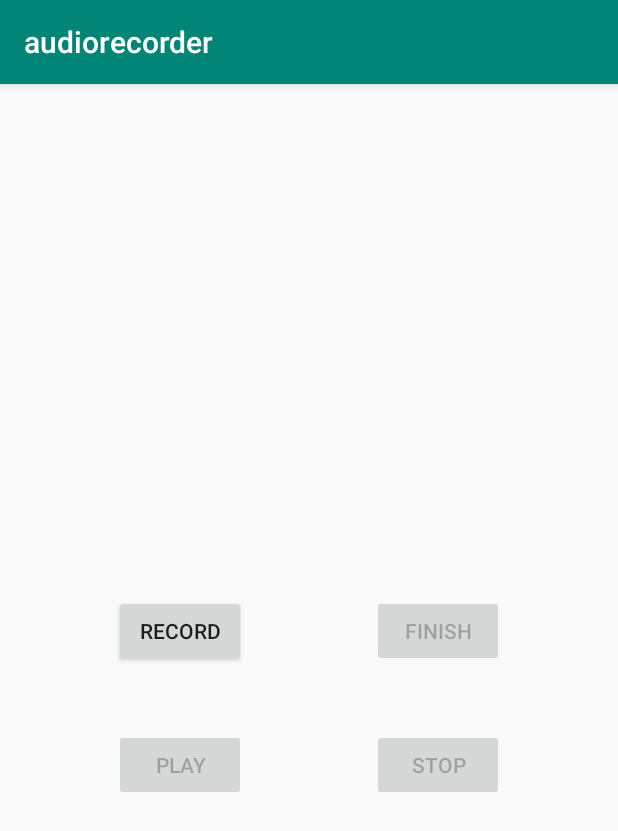
After one commit to YoTNT/Audio-Recorder, an Android app: the RecordingActivity screen opened directly, with no data from a screen before it, on a phone screen of 412 x 824 dp. The commit adds this screen. Shown: the top 831 px of the screen. Run offline under Robolectric (Android 15) with nearby library versions, the phone set to English and light mode, and no system bars; libraries missing offline, so code that uses them is left out: com.parse.

Commit message:
Add existing file

```diff
--- a/app/src/main/java/com/codepath/audiorecorder/LoginActivity.java
+++ b/app/src/main/java/com/codepath/audiorecorder/LoginActivity.java
@@ -75,7 +75,7 @@ public class LoginActivity extends AppCompatActivity {
 
     private void goMainActivity(){
         Log.d(TAG, "Navigating to goMainActivity!");
-        Intent i = new Intent(this, MainActivity.class);
+        Intent i = new Intent(this, RecordingActivity.class);
         startActivity(i);
         finish();
     }
--- a/app/src/main/java/com/codepath/audiorecorder/ParseApplication.java
+++ b/app/src/main/java/com/codepath/audiorecorder/ParseApplication.java
@@ -3,12 +3,15 @@ package com.codepath.audiorecorder;
 import android.app.Application;
 
 import com.parse.Parse;
+import com.parse.ParseObject;
 
 public class ParseApplication extends Application {
 
     @Override
     public void onCreate() {
         super.onCreate();
+
+        ParseObject.registerSubclass(Post.class);
         // set applicationId, and server server based on the values in the Heroku settings.
         // clientKey is not needed unless explicitly configured
         // any network interceptors must be added with the Configuration Builder given this syntax
--- /dev/null
+++ b/app/src/main/java/com/codepath/audiorecorder/RecordingActivity.java
@@ -0,0 +1,244 @@
+package com.codepath.audiorecorder;
+
+import android.content.pm.PackageManager;
+import android.media.MediaMetadataRetriever;
+import android.media.MediaPlayer;
+import android.media.MediaRecorder;
+import android.os.Environment;
+import android.provider.MediaStore;
+import android.support.v4.app.ActivityCompat;
+import android.support.v4.content.ContextCompat;
+import android.support.v7.app.AppCompatActivity;
+import android.os.Bundle;
+import android.util.Log;
+import android.view.View;
+import android.widget.Button;
+import android.widget.Toast;
+
+import com.parse.ParseException;
+import com.parse.ParseFile;
+import com.parse.ParseUser;
+import com.parse.SaveCallback;
+
+import java.io.File;
+import java.io.IOException;
+
+import static android.Manifest.permission.RECORD_AUDIO;
+import static android.Manifest.permission.WRITE_EXTERNAL_STORAGE;
+
+public class RecordingActivity extends AppCompatActivity {
+
+    private Button btnRecord;
+    private Button btnFinish;
+    private Button btnPlay;
+    private Button btnStop;
+    private Button btnUpload;
+    private Button btnDelete;
+
+    String AudioFilename = null;
+    MediaRecorder mediaRecorder;
+    MediaPlayer mediaPlayer;
+    private static final int RequestPermissionCode = 1;
+
+    private static final String TAG = "Hello";
+
+    @Override
+    protected void onCreate(Bundle savedInstanceState) {
+        super.onCreate(savedInstanceState);
+        setContentView(R.layout.activity_recording);
+
+        btnRecord=findViewById(R.id.btnRecord);
+        btnFinish=findViewById(R.id.btnFinish);
+        btnPlay=findViewById(R.id.btnPlay);
+        btnStop=findViewById(R.id.btnStop);
+        btnUpload=findViewById(R.id.btnUpload);
+        btnDelete=findViewById(R.id.btnDelete);
+
+        btnFinish.setEnabled(false);
+        btnPlay.setEnabled(false);
+        btnStop.setEnabled(false);
+        btnUpload.setEnabled(false);
+        btnDelete.setEnabled(false);
+
+        btnRecord.setOnClickListener(new View.OnClickListener() {
+            @Override
+            public void onClick(View v) {
+                if(checkPermission()){
+                    AudioFilename = Environment.getExternalStorageDirectory().getAbsolutePath() + "/"
+                            + "AudioRecording.3gp";
+                    SetUpMediaRecorder();
+                    try {
+                        mediaRecorder.prepare();
+                        mediaRecorder.start();
+                    } catch (IllegalStateException e) {
+                        // TODO Auto-generated catch block
+                        e.printStackTrace();
+                    } catch (IOException e) {
+                        // TODO Auto-generated catch block
+                        e.printStackTrace();
+                    }
+
+                    btnRecord.setEnabled(false);
+                    btnFinish.setEnabled(true);
+
+                    Toast.makeText(RecordingActivity.this, "Recording ...",
+                            Toast.LENGTH_LONG).show();
+                } else {
+                    requestPermission();
+                }
+            }
+        });
+
+        btnFinish.setOnClickListener(new View.OnClickListener() {
+            @Override
+            public void onClick(View v) {
+                mediaRecorder.stop();
+                btnRecord.setEnabled(true);
+                btnFinish.setEnabled(false);
+                btnPlay.setEnabled(true);
+                btnUpload.setEnabled(true);
+                btnDelete.setEnabled(true);
+
+                Toast.makeText(RecordingActivity.this,"Record Completed", Toast.LENGTH_SHORT).show();
+
+                SetUpMediaRecorder();
+            }
+        });
+
+        btnPlay.setOnClickListener(new View.OnClickListener() {
+            @Override
+            public void onClick(View v) {
+                btnRecord.setEnabled(false);
+                btnPlay.setEnabled(false);
+                btnStop.setEnabled(true);
+                btnUpload.setEnabled(false);
+                btnDelete.setEnabled(false);
+
+                mediaPlayer=new MediaPlayer();
+                try {
+                    mediaPlayer.setDataSource(AudioFilename);
+                    mediaPlayer.prepare();
+                } catch (IOException e) {
+                    e.printStackTrace();
+                }
+
+                mediaPlayer.start();
+                Toast.makeText(RecordingActivity.this, "Audio Playing",
+                        Toast.LENGTH_LONG).show();
+            }
+        });
+
+        btnStop.setOnClickListener(new View.OnClickListener() {
+            @Override
+            public void onClick(View v) {
+                btnRecord.setEnabled(true);
+                btnPlay.setEnabled(true);
+                btnStop.setEnabled(false);
+                btnUpload.setEnabled(true);
+                btnDelete.setEnabled(true);
+
+                if(mediaPlayer!=null){
+                    mediaPlayer.stop();
+                    mediaPlayer.release();
+                    SetUpMediaRecorder();
+                }
+            }
+        });
+
+        btnUpload.setOnClickListener(new View.OnClickListener() {
+            @Override
+            public void onClick(View v) {
+
+                Log.d(TAG,"Button upload was clicked");
+                //Get the current user
+                ParseUser user=ParseUser.getCurrentUser();
+
+                if(AudioFilename==null){
+                    Log.e(TAG,"No audio to upload!");
+                    Toast.makeText(RecordingActivity.this,"No audio to upload!",Toast.LENGTH_SHORT).show();;
+                    return;
+                }
+                savePost(user);
+                deleteFile();
+            }
+        });
+
+        btnDelete.setOnClickListener(new View.OnClickListener() {
+            @Override
+            public void onClick(View v) {
+                if(deleteFile()){
+                    Toast.makeText(RecordingActivity.this, "Audio deleted", Toast.LENGTH_SHORT).show();
+                }
+                else{
+                    Toast.makeText(RecordingActivity.this, "Cannot find specify audio file", Toast.LENGTH_SHORT).show();
+                }
+            }
+        });
+    }
+
+    private void savePost(ParseUser parseUser){
+
+        Log.d(TAG,"savePost function was called");
+        //Calculate the audio file size
+        File file=new File(AudioFilename);
+        Log.d(TAG,"File path is "+AudioFilename);
+        int file_size=Integer.parseInt(String.valueOf(file.length()/1024));
+
+        //Calculate the audio file duration
+        MediaMetadataRetriever mmr=new MediaMetadataRetriever();
+        mmr.setDataSource(AudioFilename);
+        String duration=mmr.extractMetadata(MediaMetadataRetriever.METADATA_KEY_DURATION);
+        mmr.release();
+
+        Post post=new Post();
+        post.setUser(parseUser);
+        post.setAudio(new ParseFile(file));
+        post.setFileSize(file_size);
+        post.setDuration(duration);
+
+        post.saveInBackground(new SaveCallback() {
+            @Override
+            public void done(ParseException e) {
+                if(e!=null){
+                    Log.d(TAG,"Error while saving");
+                    e.printStackTrace();
+                    return;
+                }
+                Log.d(TAG,"Save Success");
+            }
+        });
+    }
+
+    private boolean deleteFile() {
+        Log.d(TAG,"deleteFile function was called");
+        if(AudioFilename==null){
+            return false;
+        }
+        File file=new File(AudioFilename);
+        boolean isDelete=file.delete();
+        return isDelete;
+    }
+
+    private void requestPermission() {
+        ActivityCompat.requestPermissions(RecordingActivity.this, new
+                String[]{WRITE_EXTERNAL_STORAGE, RECORD_AUDIO}, RequestPermissionCode);
+    }
+
+    private void SetUpMediaRecorder() {
+        mediaRecorder=new MediaRecorder();
+        mediaRecorder.setAudioSource(MediaRecorder.AudioSource.MIC);
+        mediaRecorder.setOutputFormat(MediaRecorder.OutputFormat.THREE_GPP);
+        mediaRecorder.setAudioEncoder(MediaRecorder.OutputFormat.AMR_NB);
+        mediaRecorder.setOutputFile(AudioFilename);
+    }
+
+    private boolean checkPermission() {
+        int result = ContextCompat.checkSelfPermission(getApplicationContext(),
+                WRITE_EXTERNAL_STORAGE);
+        int result1 = ContextCompat.checkSelfPermission(getApplicationContext(),
+                RECORD_AUDIO);
+        return result == PackageManager.PERMISSION_GRANTED &&
+                result1 == PackageManager.PERMISSION_GRANTED;
+    }
+
+}
--- a/app/src/main/java/com/codepath/audiorecorder/SignUpActivity.java
+++ b/app/src/main/java/com/codepath/audiorecorder/SignUpActivity.java
@@ -32,7 +32,7 @@ public class SignUpActivity extends AppCompatActivity {
         etSignUpPassword=findViewById(R.id.etSignUpPassword);
         etConfirmPassword=findViewById(R.id.etConfirmPassword);
         btnSignUp=findViewById(R.id.btnSignUp);
-        btnCancel=findViewById(R.id.btnCancel);
+        btnCancel=findViewById(R.id.btnStop);
 
         btnSignUp.setOnClickListener(new View.OnClickListener() {
             @Override
--- /dev/null
+++ b/app/src/main/res/layout/activity_recording.xml
@@ -0,0 +1,110 @@
+<?xml version="1.0" encoding="utf-8"?>
+<android.support.constraint.ConstraintLayout xmlns:android="http://schemas.android.com/apk/res/android"
+    xmlns:app="http://schemas.android.com/apk/res-auto"
+    xmlns:tools="http://schemas.android.com/tools"
+    android:layout_width="match_parent"
+    android:layout_height="match_parent"
+    tools:context=".RecordingActivity">
+
+    <Button
+        android:id="@+id/btnRecord"
+        android:layout_width="wrap_content"
+        android:layout_height="wrap_content"
+        android:layout_marginStart="8dp"
+        android:layout_marginLeft="8dp"
+        android:layout_marginTop="8dp"
+        android:layout_marginEnd="8dp"
+        android:layout_marginRight="8dp"
+        android:layout_marginBottom="200dp"
+        android:text="Record"
+        app:layout_constraintBottom_toBottomOf="parent"
+        app:layout_constraintEnd_toStartOf="@+id/btnFinish"
+        app:layout_constraintStart_toStartOf="parent"
+        app:layout_constraintTop_toTopOf="parent"
+        app:layout_constraintVertical_bias="0.65" />
+
+    <Button
+        android:id="@+id/btnFinish"
+        android:layout_width="wrap_content"
+        android:layout_height="wrap_content"
+        android:layout_marginStart="8dp"
+        android:layout_marginLeft="8dp"
+        android:layout_marginTop="8dp"
+        android:layout_marginEnd="8dp"
+        android:layout_marginRight="8dp"
+        android:layout_marginBottom="200dp"
+        android:text="Finish"
+        app:layout_constraintBottom_toBottomOf="parent"
+        app:layout_constraintEnd_toEndOf="parent"
+        app:layout_constraintStart_toEndOf="@+id/btnRecord"
+        app:layout_constraintTop_toTopOf="parent"
+        app:layout_constraintVertical_bias="0.65" />
+
+    <Button
+        android:id="@+id/btnPlay"
+        android:layout_width="wrap_content"
+        android:layout_height="wrap_content"
+        android:layout_marginStart="8dp"
+        android:layout_marginLeft="8dp"
+        android:layout_marginTop="340dp"
+        android:layout_marginEnd="8dp"
+        android:layout_marginRight="8dp"
+        android:layout_marginBottom="200dp"
+        android:text="Play"
+        app:layout_constraintBottom_toBottomOf="parent"
+        app:layout_constraintEnd_toStartOf="@+id/btnStop"
+        app:layout_constraintStart_toStartOf="parent"
+        app:layout_constraintTop_toTopOf="parent" />
+
+    <Button
+        android:id="@+id/btnUpload"
+        android:layout_width="wrap_content"
+        android:layout_height="wrap_content"
+        android:layout_marginStart="8dp"
+        android:layout_marginLeft="8dp"
+        android:layout_marginTop="8dp"
+        android:layout_marginEnd="8dp"
+        android:layout_marginRight="8dp"
+        android:layout_marginBottom="10dp"
+        android:text="Upload"
+        android:visibility="invisible"
+        app:layout_constraintBottom_toBottomOf="parent"
+        app:layout_constraintEnd_toStartOf="@+id/btnDelete"
+        app:layout_constraintStart_toStartOf="parent"
+        app:layout_constraintTop_toTopOf="parent"
+        app:layout_constraintVertical_bias="0.85" />
+
+    <Button
+        android:id="@+id/btnStop"
+        android:layout_width="wrap_content"
+        android:layout_height="wrap_content"
+        android:layout_marginStart="8dp"
+        android:layout_marginLeft="8dp"
+        android:layout_marginTop="340dp"
+        android:layout_marginEnd="8dp"
+        android:layout_marginRight="8dp"
+        android:layout_marginBottom="200dp"
+        android:text="Stop"
+        app:layout_constraintBottom_toBottomOf="parent"
+        app:layout_constraintEnd_toEndOf="parent"
+        app:layout_constraintStart_toEndOf="@+id/btnPlay"
+        app:layout_constraintTop_toTopOf="parent" />
+
+    <Button
+        android:id="@+id/btnDelete"
+        android:layout_width="wrap_content"
+        android:layout_height="wrap_content"
+        android:layout_marginStart="8dp"
+        android:layout_marginLeft="8dp"
+        android:layout_marginTop="8dp"
+        android:layout_marginEnd="8dp"
+        android:layout_marginRight="8dp"
+        android:layout_marginBottom="10dp"
+        android:text="Delete"
+        android:visibility="invisible"
+        app:layout_constraintBottom_toBottomOf="parent"
+        app:layout_constraintEnd_toEndOf="parent"
+        app:layout_constraintStart_toEndOf="@+id/btnUpload"
+        app:layout_constraintTop_toTopOf="parent"
+        app:layout_constraintVertical_bias="0.848" />
+</android.support.constraint.ConstraintLayout>
--- a/build.gradle
+++ b/build.gradle
@@ -7,7 +7,7 @@ buildscript {
 
     }
     dependencies {
-        classpath 'com.android.tools.build:gradle:3.3.2'
+        classpath 'com.android.tools.build:gradle:3.4.0'
 
         // NOTE: Do not place your application dependencies here; they belong
         // in the individual module build.gradle files
```
Also changed, not shown: app/src/main/AndroidManifest.xml (+7 -3 lines), app/src/main/java/com/codepath/audiorecorder/Post.java (added, +47 -0 lines), app/src/main/res/layout/activity_sign_up.xml (+8 -7 lines), gradle/wrapper/gradle-wrapper.properties, 2 other files.
